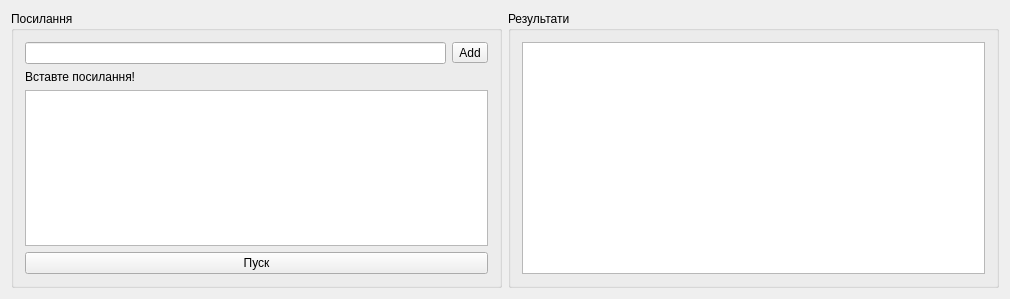
This is mainwindow.ui in BabajotaUA/FindAbiturients as Qt 5 draws it before an edit. The edited form follows.
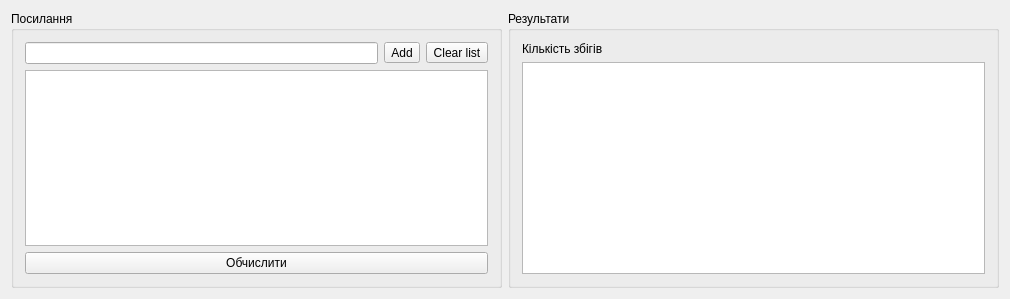
This is the edited form.

```diff
--- a/mainwindow.ui
+++ b/mainwindow.ui
@@ -39,22 +39,22 @@
            </property>
           </widget>
          </item>
+         <item>
+          <widget class="QToolButton" name="deleteButton">
+           <property name="text">
+            <string>Clear list</string>
+           </property>
+          </widget>
+         </item>
         </layout>
        </item>
-       <item>
-        <widget class="QLabel" name="label">
-         <property name="text">
-          <string>Вставте посилання!</string>
-         </property>
-        </widget>
-       </item>
        <item>
         <widget class="QListWidget" name="listWidget"/>
        </item>
        <item>
         <widget class="QPushButton" name="pushButton">
          <property name="text">
-          <string>Пуск</string>
+          <string>Обчислити</string>
          </property>
         </widget>
        </item>
@@ -72,12 +72,69 @@
       <property name="title">
        <string>Результати</string>
       </property>
-      <layout class="QHBoxLayout" name="horizontalLayout_3">
+      <layout class="QVBoxLayout" name="verticalLayout_2">
        <item>
-        <widget class="QTextBrowser" name="outputBox">
-         <property name="locale">
-          <locale language="Ukrainian" country="Ukraine"/>
+        <layout class="QHBoxLayout" name="coincidenceCountLayout">
+         <item>
+          <widget class="QLabel" name="coincidenceCountLabel">
+           <property name="text">
+            <string>Кількість збігів</string>
+           </property>
+          </widget>
+         </item>
+         <item>
+          <widget class="QLabel" name="coincidenceCountOutput">
+           <property name="text">
+            <string/>
+           </property>
+          </widget>
+         </item>
+        </layout>
+       </item>
+       <item>
+        <widget class="QTableView" name="tableCoincidence">
+         <property name="frameShape">
+          <enum>QFrame::StyledPanel</enum>
          </property>
+         <property name="frameShadow">
+          <enum>QFrame::Sunken</enum>
+         </property>
+         <property name="editTriggers">
+          <set>QAbstractItemView::NoEditTriggers</set>
+         </property>
+         <property name="tabKeyNavigation">
+          <bool>true</bool>
+         </property>
+         <property name="showDropIndicator" stdset="0">
+          <bool>false</bool>
+         </property>
+         <property name="selectionBehavior">
+          <enum>QAbstractItemView::SelectRows</enum>
+         </property>
+         <property name="sortingEnabled">
+          <bool>true</bool>
+         </property>
+         <property name="cornerButtonEnabled">
+          <bool>false</bool>
+         </property>
+         <attribute name="horizontalHeaderVisible">
+          <bool>true</bool>
+         </attribute>
+         <attribute name="horizontalHeaderCascadingSectionResizes">
+          <bool>true</bool>
+         </attribute>
+         <attribute name="horizontalHeaderHighlightSections">
+          <bool>true</bool>
+         </attribute>
+         <attribute name="horizontalHeaderStretchLastSection">
+          <bool>false</bool>
+         </attribute>
+         <attribute name="verticalHeaderVisible">
+          <bool>false</bool>
+         </attribute>
+         <attribute name="verticalHeaderHighlightSections">
+          <bool>false</bool>
+         </attribute>
         </widget>
        </item>
       </layout>
```
Left out of the diff: 8 changed lines with no effect on the pictures.
